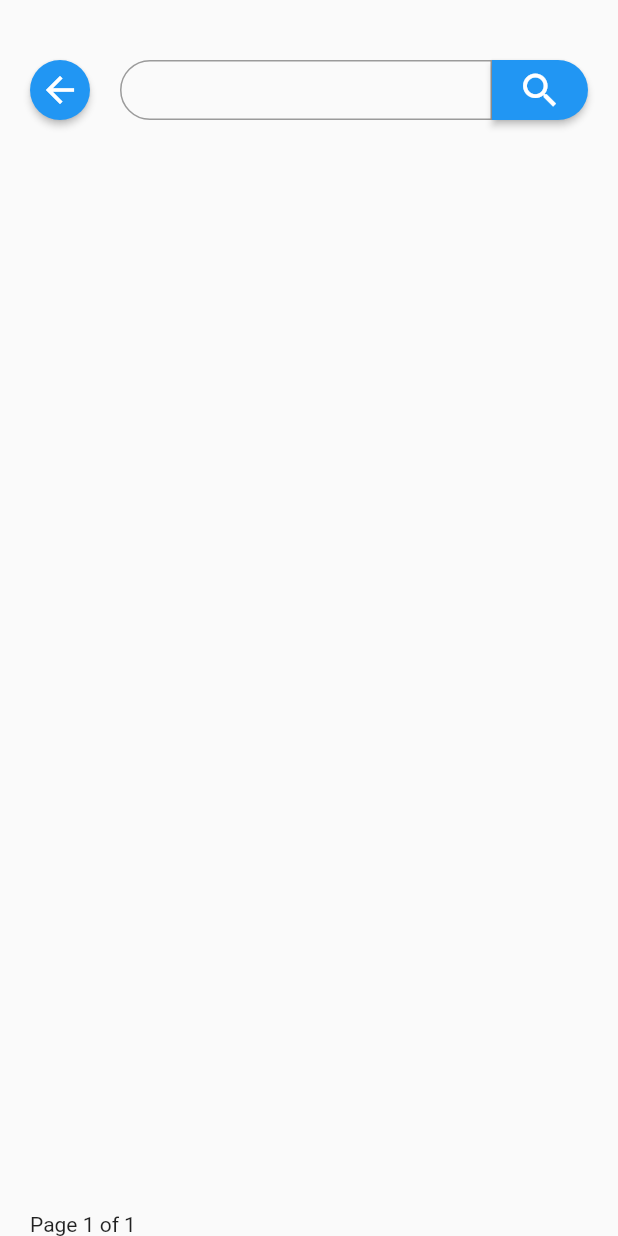
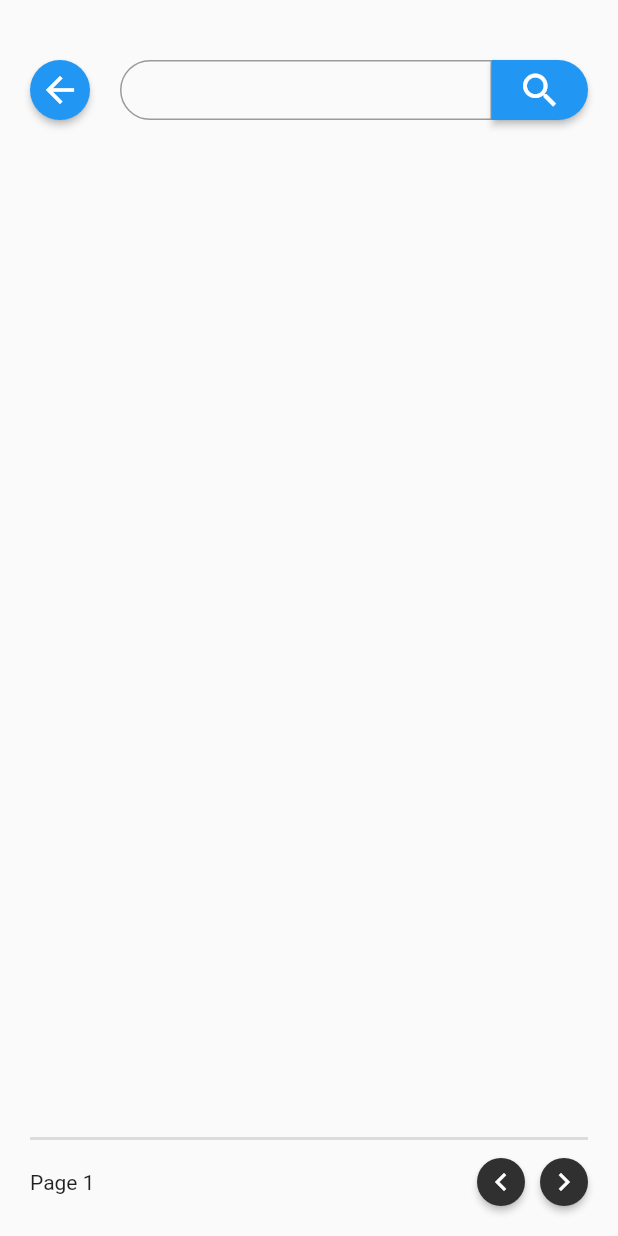
Before and after one commit to SergioLeite-dev/find_my_book, a Flutter app: the SearchResultsScreen screen opened by its route, on a phone screen of 412 x 824 dp. Run offline on Flutter 3.47's test engine with Material 2 defaults, Android fonts, the phone set to English and light mode, and no system bars; our stand-ins replace dio.

Commit message:
✨ feat: Search Results screen now has pagination. Refactored Search Button.

```diff
--- a/lib/controllers/search_controller.dart
+++ b/lib/controllers/search_controller.dart
@@ -45,4 +45,22 @@ class SearchController extends ChangeNotifier {
       state = SearchState.idle;
     }
   }
+
+  void goToPreviousPage() {
+    if (currentPage > 1) {
+      currentPage--;
+      search();
+    } else {
+      //TODO: Implement no previous page error;
+    }
+  }
+
+  void goToNextPage() {
+    if (currentPage < maxPages) {
+      currentPage++;
+      search();
+    } else {
+      //TODO: Implement no next page error;
+    }
+  }
 }
--- a/lib/views/home_screen.dart
+++ b/lib/views/home_screen.dart
@@ -66,7 +66,6 @@ class _HomeScreenState extends State<HomeScreen> {
                   radius: 30,
                 ),
                 SearchButton(
-                  iconData: Icons.search,
                   height: 50,
                   radius: 30,
                 ),
--- /dev/null
+++ b/lib/views/results_list_view.dart
@@ -0,0 +1,47 @@
+import 'package:find_my_book/controllers/search_controller.dart';
+import 'package:find_my_book/widgets/pagination_button.dart';
+import 'package:flutter/material.dart';
+import 'package:provider/provider.dart';
+
+class ResultsListView extends StatelessWidget {
+  const ResultsListView({
+    super.key,
+  });
+
+  @override
+  Widget build(BuildContext context) {
+    final controller = context.watch<SearchController>();
+
+    return Expanded(
+      child: Column(
+        children: [
+          Expanded(
+            child: ListView.builder(
+              keyboardDismissBehavior: ScrollViewKeyboardDismissBehavior.onDrag,
+              shrinkWrap: true,
+              itemCount: controller.resultsLength,
+              itemBuilder: (context, index) {
+                return ListTile(
+                  title: Text("${index + 1}: ${controller.searchResults?.items[index].volumeInfo.title}"),
+                );
+              },
+            ),
+          ),
+          const Divider(thickness: 2, height: 0),
+          Padding(
+            padding: const EdgeInsets.fromLTRB(0, 12, 0, 20),
+            child: Row(
+              children: [
+                Text("Page ${controller.currentPage}"),
+                const Spacer(),
+                const PaginationButton.previous(),
+                const SizedBox(width: 10),
+                const PaginationButton.next(),
+              ],
+            ),
+          ),
+        ],
+      ),
+    );
+  }
+}
--- a/lib/views/search_results_screen.dart
+++ b/lib/views/search_results_screen.dart
@@ -1,4 +1,5 @@
 import 'package:find_my_book/controllers/search_controller.dart';
+import 'package:find_my_book/views/results_list_view.dart';
 import 'package:find_my_book/widgets/return_button.dart';
 import 'package:find_my_book/widgets/search_button.dart';
 import 'package:find_my_book/widgets/search_text_field.dart';
@@ -67,14 +68,13 @@ class _SearchResultsScreenState extends State<SearchResultsScreen> {
                     radius: 25,
                   ),
                   const SearchButton(
-                    iconData: Icons.search,
                     height: 40,
                     radius: 25,
                   ),
                 ],
               ),
               const SizedBox(height: 10),
-              ItemsListView(),
+              const ResultsListView(),
             ],
           ),
         ),
@@ -82,38 +82,3 @@ class _SearchResultsScreenState extends State<SearchResultsScreen> {
     );
   }
 }
-
-class ItemsListView extends StatelessWidget {
-  const ItemsListView({
-    super.key,
-  });
-
-  @override
-  Widget build(BuildContext context) {
-    final controller = context.watch<SearchController>();
-
-    return Expanded(
-      child: Column(
-        children: [
-          Expanded(
-            child: ListView.builder(
-              keyboardDismissBehavior: ScrollViewKeyboardDismissBehavior.onDrag,
-              shrinkWrap: true,
-              itemCount: controller.resultsLength,
-              itemBuilder: (context, index) {
-                return ListTile(
-                  title: Text("${index + 1}: ${controller.searchResults?.items[index].volumeInfo.title}"),
-                );
-              },
-            ),
-          ),
-          Row(
-            children: [
-              Text("Page ${controller.currentPage} of ${controller.maxPages}"),
-            ],
-          ),
-        ],
-      ),
-    );
-  }
-}
--- /dev/null
+++ b/lib/widgets/pagination_button.dart
@@ -0,0 +1,39 @@
+import 'package:find_my_book/controllers/search_controller.dart';
+import 'package:flutter/material.dart';
+import 'package:provider/provider.dart';
+
+enum Direction { previous, next }
+
+class PaginationButton extends StatelessWidget {
+  const PaginationButton.previous({super.key}) : direction = Direction.previous;
+  const PaginationButton.next({super.key}) : direction = Direction.next;
+
+  final Direction direction;
+
+  final double height = 32;
+  final double iconSize = 24;
+
+  @override
+  Widget build(BuildContext context) {
+    final controller = Provider.of<SearchController>(context, listen: false);
+    return SizedBox(
+      height: height,
+      child: ElevatedButton(
+        onPressed: () {
+          direction == Direction.previous ? controller.goToPreviousPage() : controller.goToNextPage();
+        },
+        style: ElevatedButton.styleFrom(
+          backgroundColor: Colors.grey[850],
+          tapTargetSize: MaterialTapTargetSize.shrinkWrap,
+          minimumSize: Size.fromRadius(height / 2),
+          padding: EdgeInsets.zero,
+          shape: const CircleBorder(),
+        ),
+        child: Icon(
+          direction == Direction.previous ? Icons.navigate_before : Icons.navigate_next,
+          size: iconSize,
+        ),
+      ),
+    );
+  }
+}
--- a/lib/widgets/return_button.dart
+++ b/lib/widgets/return_button.dart
@@ -7,6 +7,7 @@ class ReturnButton extends StatelessWidget {
   });
 
   final double height;
+  final double iconSize = 28;
 
   @override
   Widget build(BuildContext context) {
@@ -22,9 +23,9 @@ class ReturnButton extends StatelessWidget {
           padding: EdgeInsets.zero,
           shape: const CircleBorder(),
         ),
-        child: const Icon(
+        child: Icon(
           Icons.arrow_back,
-          size: 28,
+          size: iconSize,
         ),
       ),
     );
--- a/lib/widgets/search_button.dart
+++ b/lib/widgets/search_button.dart
@@ -5,14 +5,12 @@ import 'package:provider/provider.dart';
 class SearchButton extends StatelessWidget {
   const SearchButton({
     super.key,
-    required this.iconData,
     required this.height,
     required this.radius,
   });
-
-  final IconData iconData;
   final double height;
   final double radius;
+  final double iconSize = 30;
 
   @override
   Widget build(BuildContext context) {
@@ -32,8 +30,8 @@ class SearchButton extends StatelessWidget {
           )),
         ),
         child: Icon(
-          iconData,
-          size: 30,
+          Icons.search,
+          size: iconSize,
         ),
       ),
     );
```
